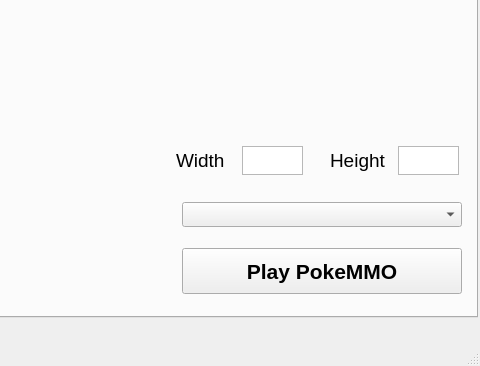
Old version of the form VMM.ui in the repository Vextryyn/Vextryyn-Mod-Manager; both pictures show x 638 to 1118 and y 422 to 788 of the 1118 by 788 pixel window.
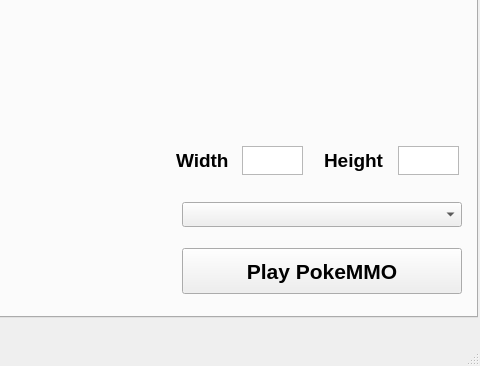
New version of the form. Custom widgets are drawn as their Qt base class.

Commit message: updated README and version in About

Diff of the .ui file:
```diff
--- a/VMM.ui
+++ b/VMM.ui
@@ -1607,6 +1607,8 @@
        <property name="font">
         <font>
          <pointsize>14</pointsize>
+         <weight>75</weight>
+         <bold>true</bold>
         </font>
        </property>
        <property name="text">
@@ -1616,15 +1618,17 @@
       <widget class="QLabel" name="label_31">
        <property name="geometry">
         <rect>
-         <x>954</x>
+         <x>948</x>
          <y>504</y>
-         <width>61</width>
+         <width>69</width>
          <height>29</height>
         </rect>
        </property>
        <property name="font">
         <font>
          <pointsize>14</pointsize>
+         <weight>75</weight>
+         <bold>true</bold>
         </font>
        </property>
        <property name="text">
```
The commit also changes 2 other files.
